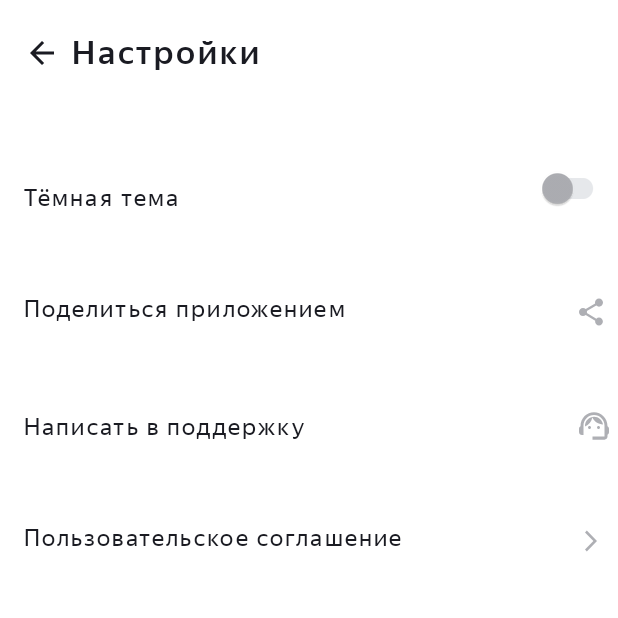
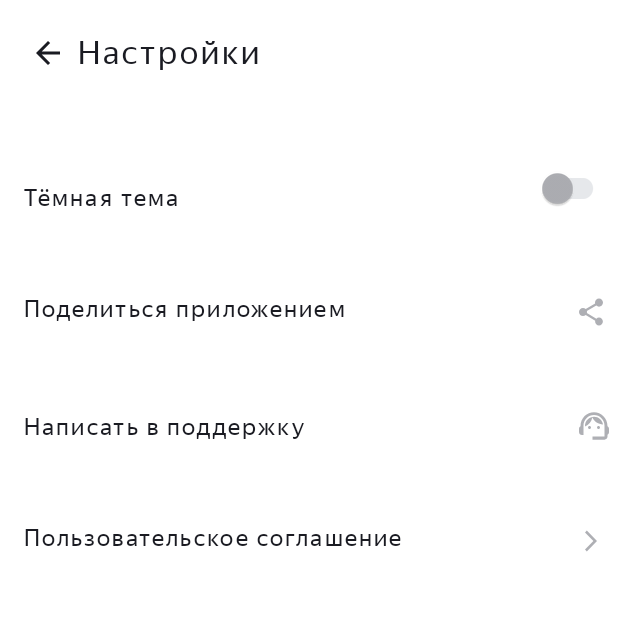
Before and after one commit to dariaban/Playlist_Maker3, an Android app: the SettingsActivity screen opened directly, with no data from a screen before it, on a phone screen of 412 x 824 dp, the top half of it. Run offline under Robolectric (Android 15) with nearby library versions, the phone set to English and light mode, and no system bars.

```diff
--- a/app/src/main/res/drawable/clear1.xml
+++ b/app/src/main/res/drawable/clear1.xml
@@ -1,8 +1,8 @@
 <?xml version="1.0" encoding="utf-8"?>
 <layer-list xmlns:android="http://schemas.android.com/apk/res/android">
     <item
-        android:width="40dp"
-        android:height="36dp"
+        android:width="35dp"
+        android:height="35dp"
         android:bottom="10dp"
         android:left="10dp"
         android:right="10dp"
--- a/app/src/main/res/layout/activity_search.xml
+++ b/app/src/main/res/layout/activity_search.xml
@@ -16,10 +16,7 @@
         style="@style/topButton"
         android:layout_width="match_parent"
         android:layout_height="wrap_content"
-        android:layout_margin="4dp"
         android:layout_weight="0"
-        android:padding="@dimen/padding_title"
-        android:paddingTop="@dimen/top_padding_title"
         android:text="@string/search"
         android:textColor="?attr/colorPrimaryVariant"
         app:backgroundTint="?attr/colorSecondary"
@@ -47,7 +44,6 @@
             android:inputType="text"
             android:lines="1"
             android:paddingStart="12dp"
-            android:textColor="?attr/colorOnSecondary"
             android:textColorHint="?attr/colorOnSecondary"
             android:textCursorDrawable="@drawable/cursor_color"
             android:textSize="@dimen/text_size_16" />
@@ -58,7 +54,7 @@
             android:layout_height="wrap_content"
             android:layout_gravity="end"
             android:src="@drawable/clear1"
-            android:visibility="invisible" />
+            android:visibility="gone" />
 
     </FrameLayout>
 </LinearLayout>
--- a/app/src/main/res/layout/activity_settings.xml
+++ b/app/src/main/res/layout/activity_settings.xml
@@ -14,11 +14,9 @@
 
     <com.google.android.material.button.MaterialButton
         android:id="@+id/backButton"
-        style="@style/topButton"
+        style="@style/settingsButtons"
         android:layout_width="match_parent"
         android:layout_height="wrap_content"
-        android:textColor="?attr/colorPrimaryVariant"
-        app:backgroundTint="?attr/colorSecondary"
         android:layout_margin="4dp"
         android:layout_weight="0"
         android:fontFamily="@font/ys_display_medium"
@@ -27,8 +25,10 @@
         android:paddingTop="@dimen/top_padding_title"
         android:text="@string/settings"
         android:textAllCaps="false"
+        android:textFontWeight="500"
+        android:textSize="@dimen/text_size_22"
         app:icon="@drawable/arrow"
-        app:iconTint="?attr/colorPrimaryVariant" />
+        app:iconTint="@color/black" />
 
     <FrameLayout
         android:layout_width="match_parent"
--- a/app/src/main/res/values/styles.xml
+++ b/app/src/main/res/values/styles.xml
@@ -34,10 +34,12 @@
     </style>
 
     <style name="topButton" parent="Widget.MaterialComponents.Button.UnelevatedButton">
+        <item name="android:layout_margin">4dp</item>
         <item name="fontFamily">@font/ys_display_medium</item>
         <item name="android:gravity">start</item>
+        <item name="android:padding">@dimen/padding_title</item>
+        <item name="android:paddingTop">@dimen/top_padding_title</item>
         <item name="textAllCaps">false</item>
         <item name="android:textSize">@dimen/text_size_22</item>
-        <item name="android:textColor">?attr/colorPrimaryVariant</item>
     </style>
 </resources>
```
Also changed, not shown: app/src/main/java/com/example/playlist_maker3/SearchActivity.kt (+21 -17 lines), app/src/main/java/com/example/playlist_maker3/SettingsActivity.kt (+5 -5 lines).
